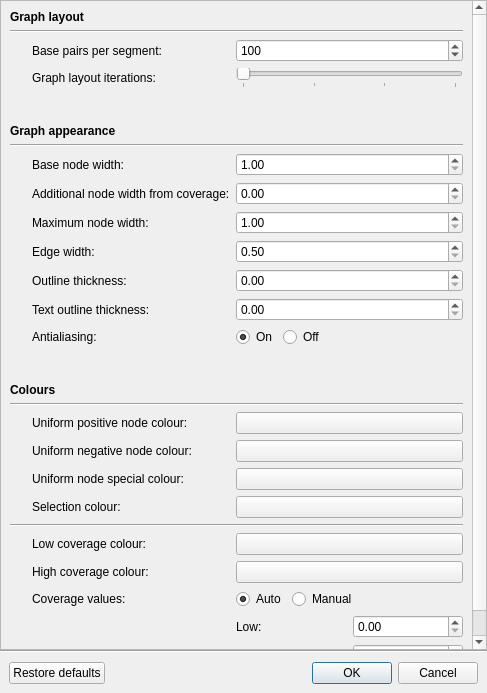
This is ui/settingsdialog.ui in rrwick/Bandage as Qt 5 draws it before an edit. The edited form follows.
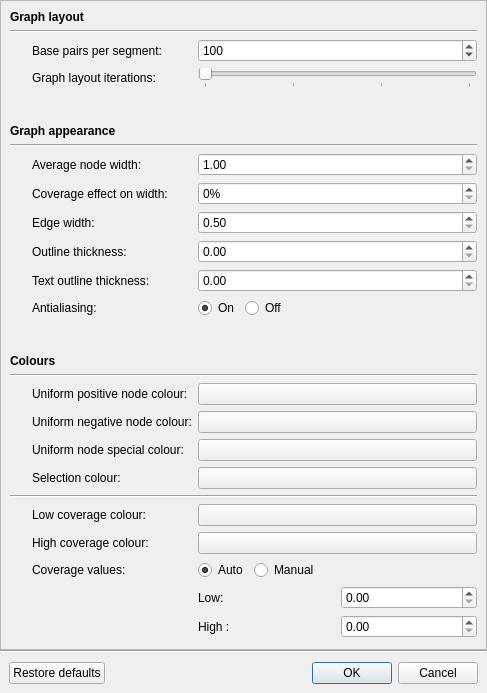
This is the edited form. Custom widgets are drawn as their Qt base class.

Commit message: Simplify node width settings

Patch:
```diff
--- a/ui/settingsdialog.ui
+++ b/ui/settingsdialog.ui
@@ -38,52 +38,211 @@
       <property name="geometry">
        <rect>
         <x>0</x>
-        <y>-217</y>
-        <width>472</width>
-        <height>856</height>
+        <y>0</y>
+        <width>485</width>
+        <height>647</height>
        </rect>
       </property>
       <layout class="QGridLayout" name="gridLayout_2">
-       <item row="2" column="0">
-        <widget class="InfoTextWidget" name="basePairsPerSegmentInfoText" native="true">
-         <property name="sizePolicy">
-          <sizepolicy hsizetype="Fixed" vsizetype="Fixed">
-           <horstretch>0</horstretch>
-           <verstretch>0</verstretch>
-          </sizepolicy>
+       <item row="8" column="2">
+        <widget class="QDoubleSpinBox" name="coverageEffectOnWidthSpinBox">
+         <property name="suffix">
+          <string>%</string>
          </property>
-         <property name="minimumSize">
+         <property name="decimals">
+          <number>0</number>
+         </property>
+         <property name="minimum">
+          <double>0.000000000000000</double>
+         </property>
+         <property name="maximum">
+          <double>100.000000000000000</double>
+         </property>
+        </widget>
+       </item>
+       <item row="1" column="0" colspan="3">
+        <widget class="Line" name="line_3">
+         <property name="orientation">
+          <enum>Qt::Horizontal</enum>
+         </property>
+        </widget>
+       </item>
+       <item row="11" column="1">
+        <widget class="QLabel" name="label_7">
+         <property name="text">
+          <string>Text outline thickness:</string>
+         </property>
+        </widget>
+       </item>
+       <item row="9" column="1">
+        <widget class="QLabel" name="label_5">
+         <property name="text">
+          <string>Edge width:</string>
+         </property>
+        </widget>
+       </item>
+       <item row="9" column="2">
+        <widget class="QDoubleSpinBox" name="edgeWidthSpinBox">
+         <property name="minimum">
+          <double>0.500000000000000</double>
+         </property>
+         <property name="maximum">
+          <double>1000.000000000000000</double>
+         </property>
+         <property name="singleStep">
+          <double>0.500000000000000</double>
+         </property>
+        </widget>
+       </item>
+       <item row="22" column="2">
+        <widget class="QPushButton" name="highCoverageColourButton">
+         <property name="text">
+          <string/>
+         </property>
+        </widget>
+       </item>
+       <item row="16" column="2">
+        <widget class="QPushButton" name="uniformPositiveNodeColourButton">
+         <property name="text">
+          <string/>
+         </property>
+        </widget>
+       </item>
+       <item row="2" column="2">
+        <widget class="QSpinBox" name="basePairsPerSegmentSpinBox">
+         <property name="minimum">
+          <number>1</number>
+         </property>
+         <property name="maximum">
+          <number>1000000</number>
+         </property>
+         <property name="singleStep">
+          <number>100</number>
+         </property>
+         <property name="value">
+          <number>100</number>
+         </property>
+        </widget>
+       </item>
+       <item row="19" column="2">
+        <widget class="QPushButton" name="selectionColourButton">
+         <property name="text">
+          <string/>
+         </property>
+        </widget>
+       </item>
+       <item row="10" column="1">
+        <widget class="QLabel" name="label_6">
+         <property name="text">
+          <string>Outline thickness:</string>
+         </property>
+        </widget>
+       </item>
+       <item row="23" column="1">
+        <widget class="QLabel" name="label_41">
+         <property name="text">
+          <string>Coverage values:</string>
+         </property>
+        </widget>
+       </item>
+       <item row="3" column="2">
+        <widget class="QSlider" name="graphLayoutQualitySlider">
+         <property name="maximum">
+          <number>3</number>
+         </property>
+         <property name="pageStep">
+          <number>1</number>
+         </property>
+         <property name="orientation">
+          <enum>Qt::Horizontal</enum>
+         </property>
+         <property name="tickPosition">
+          <enum>QSlider::TicksBelow</enum>
+         </property>
+        </widget>
+       </item>
+       <item row="2" column="1">
+        <widget class="QLabel" name="label">
+         <property name="text">
+          <string>Base pairs per segment:</string>
+         </property>
+        </widget>
+       </item>
+       <item row="7" column="1">
+        <widget class="QLabel" name="label_2">
+         <property name="text">
+          <string>Average node width:</string>
+         </property>
+        </widget>
+       </item>
+       <item row="16" column="1">
+        <widget class="QLabel" name="label_13">
+         <property name="text">
+          <string>Uniform positive node colour:</string>
+         </property>
+        </widget>
+       </item>
+       <item row="13" column="1">
+        <spacer name="verticalSpacer_3">
+         <property name="orientation">
+          <enum>Qt::Vertical</enum>
+         </property>
+         <property name="sizeType">
+          <enum>QSizePolicy::Fixed</enum>
+         </property>
+         <property name="sizeHint" stdset="0">
           <size>
-           <width>16</width>
-           <height>16</height>
+           <width>20</width>
+           <height>30</height>
           </size>
          </property>
+        </spacer>
+       </item>
+       <item row="17" column="1">
+        <widget class="QLabel" name="label_17">
+         <property name="text">
+          <string>Uniform negative node colour:</string>
+         </property>
         </widget>
        </item>
-       <item row="22" column="1">
+       <item row="6" column="0" colspan="3">
+        <widget class="Line" name="line_2">
+         <property name="orientation">
+          <enum>Qt::Horizontal</enum>
+         </property>
+        </widget>
+       </item>
+       <item row="7" column="2">
+        <widget class="QDoubleSpinBox" name="averageNodeWidthSpinBox">
+         <property name="minimum">
+          <double>1.000000000000000</double>
+         </property>
+         <property name="maximum">
+          <double>1000.000000000000000</double>
+         </property>
+        </widget>
+       </item>
+       <item row="5" column="0" colspan="2">
+        <widget class="QLabel" name="label_8">
+         <property name="font">
+          <font>
+           <weight>75</weight>
+           <bold>true</bold>
+          </font>
+         </property>
+         <property name="text">
+          <string>Graph appearance</string>
+         </property>
+        </widget>
+       </item>
+       <item row="21" column="1">
         <widget class="QLabel" name="label_15">
          <property name="text">
           <string>Low coverage colour:</string>
          </property>
         </widget>
        </item>
-       <item row="3" column="0">
-        <widget class="InfoTextWidget" name="graphLayoutQualityInfoText" native="true">
-         <property name="sizePolicy">
-          <sizepolicy hsizetype="Fixed" vsizetype="Fixed">
-           <horstretch>0</horstretch>
-           <verstretch>0</verstretch>
-          </sizepolicy>
-         </property>
-         <property name="minimumSize">
-          <size>
-           <width>16</width>
-           <height>16</height>
-          </size>
-         </property>
-        </widget>
-       </item>
-       <item row="22" column="2">
+       <item row="21" column="2">
         <widget class="QPushButton" name="lowCoverageColourButton">
          <property name="text">
           <string/>
@@ -113,68 +272,13 @@
          </property>
         </spacer>
        </item>
-       <item row="13" column="2">
-        <widget class="QWidget" name="widget_3" native="true">
-         <layout class="QHBoxLayout" name="horizontalLayout_2">
-          <property name="leftMargin">
-           <number>0</number>
-          </property>
-          <property name="topMargin">
-           <number>0</number>
-          </property>
-          <property name="rightMargin">
-           <number>0</number>
-          </property>
-          <property name="bottomMargin">
-           <number>0</number>
-          </property>
-          <item>
-           <widget class="QRadioButton" name="antialiasingOnRadioButton">
-            <property name="text">
-             <string>On</string>
-            </property>
-            <property name="checked">
-             <bool>true</bool>
-            </property>
-           </widget>
-          </item>
-          <item>
-           <widget class="QRadioButton" name="antialiasingOffRadioButton">
-            <property name="text">
-             <string>Off</string>
-            </property>
-           </widget>
-          </item>
-          <item>
-           <spacer name="horizontalSpacer">
-            <property name="orientation">
-             <enum>Qt::Horizontal</enum>
-            </property>
-            <property name="sizeHint" stdset="0">
-             <size>
-              <width>0</width>
-              <height>20</height>
-             </size>
-            </property>
-           </spacer>
-          </item>
-         </layout>
-        </widget>
-       </item>
-       <item row="20" column="1">
+       <item row="19" column="1">
         <widget class="QLabel" name="label_18">
          <property name="text">
           <string>Selection colour:</string>
          </property>
         </widget>
        </item>
-       <item row="1" column="0" colspan="3">
-        <widget class="Line" name="line_3">
-         <property name="orientation">
-          <enum>Qt::Horizontal</enum>
-         </property>
-        </widget>
-       </item>
        <item row="0" column="0" colspan="3">
         <widget class="QLabel" name="label_9">
          <property name="font">
@@ -188,117 +292,53 @@
          </property>
         </widget>
        </item>
-       <item row="21" column="0" colspan="3">
+       <item row="20" column="0" colspan="3">
         <widget class="Line" name="line_8">
          <property name="orientation">
           <enum>Qt::Horizontal</enum>
          </property>
         </widget>
        </item>
-       <item row="20" column="0">
-        <widget class="InfoTextWidget" name="selectionColourInfoText" native="true">
-         <property name="sizePolicy">
-          <sizepolicy hsizetype="Fixed" vsizetype="Fixed">
-           <horstretch>0</horstretch>
-           <verstretch>0</verstretch>
-          </sizepolicy>
-         </property>
-         <property name="minimumSize">
-          <size>
-           <width>16</width>
-           <height>16</height>
-          </size>
-         </property>
-        </widget>
-       </item>
-       <item row="8" column="0">
-        <widget class="InfoTextWidget" name="coverageContigWidthInfoText" native="true">
-         <property name="sizePolicy">
-          <sizepolicy hsizetype="Fixed" vsizetype="Fixed">
-           <horstretch>0</horstretch>
-           <verstretch>0</verstretch>
-          </sizepolicy>
-         </property>
-         <property name="minimumSize">
-          <size>
-           <width>16</width>
-           <height>16</height>
-          </size>
-         </property>
-        </widget>
-       </item>
-       <item row="9" column="0">
-        <widget class="InfoTextWidget" name="maximumContigWidthInfoText" native="true">
-         <property name="sizePolicy">
-          <sizepolicy hsizetype="Fixed" vsizetype="Fixed">
-           <horstretch>0</horstretch>
-           <verstretch>0</verstretch>
-          </sizepolicy>
-         </property>
-         <property name="minimumSize">
-          <size>
-           <width>16</width>
-           <height>16</height>
-          </size>
-         </property>
-        </widget>
-       </item>
        <item row="8" column="1">
         <widget class="QLabel" name="label_4">
          <property name="text">
-          <string>Additional node width from coverage:</string>
+          <string>Coverage effect on width:</string>
          </property>
         </widget>
        </item>
-       <item row="13" column="1">
+       <item row="12" column="1">
         <widget class="QLabel" name="label_11">
          <property name="text">
           <string>Antialiasing:</string>
          </property>
         </widget>
        </item>
-       <item row="19" column="1">
+       <item row="18" column="1">
         <widget class="QLabel" name="label_14">
          <property name="text">
           <string>Uniform node special colour:</string>
          </property>
         </widget>
        </item>
-       <item row="11" column="2">
+       <item row="10" column="2">
         <widget class="QDoubleSpinBox" name="outlineThicknessSpinBox">
          <property name="maximum">
-          <double>100.000000000000000</double>
+          <double>1000.000000000000000</double>
          </property>
          <property name="singleStep">
           <double>0.250000000000000</double>
          </property>
         </widget>
        </item>
-       <item row="18" column="0">
-        <widget class="InfoTextWidget" name="uniformNegativeNodeColourInfoText" native="true">
-         <property name="sizePolicy">
-          <sizepolicy hsizetype="Fixed" vsizetype="Fixed">
-           <horstretch>0</horstretch>
-           <verstretch>0</verstretch>
-          </sizepolicy>
-         </property>
-         <property name="minimumSize">
-          <size>
-           <width>16</width>
-           <height>16</height>
-          </size>
-         </property>
-        </widget>
-       </item>
-       <item row="18" column="2">
+       <item row="17" column="2">
         <widget class="QPushButton" name="uniformNegativeNodeColourButton">
          <property name="text">
           <string/>
          </property>
         </widget>
        </item>
-       <item row="12" column="0">
-        <widget class="InfoTextWidget" name="textOutlineThicknessInfoText" native="true">
+       <item row="2" column="0">
+        <widget class="InfoTextWidget" name="basePairsPerSegmentInfoText" native="true">
          <property name="sizePolicy">
           <sizepolicy hsizetype="Fixed" vsizetype="Fixed">
            <horstretch>0</horstretch>
@@ -313,14 +353,135 @@
          </property>
         </widget>
        </item>
-       <item row="12" column="1">
-        <widget class="QLabel" name="label_7">
-         <property name="text">
-          <string>Text outline thickness:</string>
+       <item row="3" column="0">
+        <widget class="InfoTextWidget" name="graphLayoutQualityInfoText" native="true">
+         <property name="sizePolicy">
+          <sizepolicy hsizetype="Fixed" vsizetype="Fixed">
+           <horstretch>0</horstretch>
+           <verstretch>0</verstretch>
+          </sizepolicy>
          </property>
+         <property name="minimumSize">
+          <size>
+           <width>16</width>
+           <height>16</height>
+          </size>
+         </property>
+        </widget>
+       </item>
+       <item row="12" column="2">
+        <widget class="QWidget" name="widget_3" native="true">
+         <layout class="QHBoxLayout" name="horizontalLayout_2">
+          <property name="leftMargin">
+           <number>0</number>
+          </property>
+          <property name="topMargin">
+           <number>0</number>
+          </property>
+          <property name="rightMargin">
+           <number>0</number>
+          </property>
+          <property name="bottomMargin">
+           <number>0</number>
+          </property>
+          <item>
+           <widget class="QRadioButton" name="antialiasingOnRadioButton">
+            <property name="text">
+             <string>On</string>
+            </property>
+            <property name="checked">
+             <bool>true</bool>
+            </property>
+           </widget>
+          </item>
+          <item>
+           <widget class="QRadioButton" name="antialiasingOffRadioButton">
+            <property name="text">
+             <string>Off</string>
+            </property>
+           </widget>
+          </item>
+          <item>
+           <spacer name="horizontalSpacer">
+            <property name="orientation">
+             <enum>Qt::Horizontal</enum>
+            </property>
+            <property name="sizeHint" stdset="0">
+             <size>
+              <width>0</width>
+              <height>20</height>
+             </size>
+            </property>
+           </spacer>
+          </item>
+         </layout>
         </widget>
        </item>
        <item row="19" column="0">
+        <widget class="InfoTextWidget" name="selectionColourInfoText" native="true">
+         <property name="sizePolicy">
+          <sizepolicy hsizetype="Fixed" vsizetype="Fixed">
+           <horstretch>0</horstretch>
+           <verstretch>0</verstretch>
+          </sizepolicy>
+         </property>
+         <property name="minimumSize">
+          <size>
+           <width>16</width>
+           <height>16</height>
+          </size>
+         </property>
+        </widget>
+       </item>
+       <item row="8" column="0">
+        <widget class="InfoTextWidget" name="coverageEffectOnWidthInfoText" native="true">
+         <property name="sizePolicy">
+          <sizepolicy hsizetype="Fixed" vsizetype="Fixed">
+           <horstretch>0</horstretch>
+           <verstretch>0</verstretch>
+          </sizepolicy>
+         </property>
+         <property name="minimumSize">
+          <size>
+           <width>16</width>
+           <height>16</height>
+          </size>
+         </property>
+        </widget>
+       </item>
+       <item row="17" column="0">
+        <widget class="InfoTextWidget" name="uniformNegativeNodeColourInfoText" native="true">
+         <property name="sizePolicy">
+          <sizepolicy hsizetype="Fixed" vsizetype="Fixed">
+           <horstretch>0</horstretch>
+           <verstretch>0</verstretch>
+          </sizepolicy>
+         </property>
+         <property name="minimumSize">
+          <size>
+           <width>16</width>
+           <height>16</height>
+          </size>
+         </property>
+        </widget>
+       </item>
+       <item row="11" column="0">
+        <widget class="InfoTextWidget" name="textOutlineThicknessInfoText" native="true">
+         <property name="sizePolicy">
+          <sizepolicy hsizetype="Fixed" vsizetype="Fixed">
+           <horstretch>0</horstretch>
+           <verstretch>0</verstretch>
+          </sizepolicy>
+         </property>
+         <property name="minimumSize">
+          <size>
+           <width>16</width>
+           <height>16</height>
+          </size>
+         </property>
+        </widget>
+       </item>
+       <item row="18" column="0">
         <widget class="InfoTextWidget" name="uniformNodeSpecialColourInfoText" native="true">
          <property name="sizePolicy">
           <sizepolicy hsizetype="Fixed" vsizetype="Fixed">
@@ -336,34 +497,7 @@
          </property>
         </widget>
        </item>
-       <item row="9" column="1">
-        <widget class="QLabel" name="label_10">
-         <property name="text">
-          <string>Maximum node width:</string>
-         </property>
-        </widget>
-       </item>
-       <item row="10" column="1">
-        <widget class="QLabel" name="label_5">
-         <property name="text">
-          <string>Edge width:</string>
-         </property>
-        </widget>
-       </item>
-       <item row="10" column="2">
-        <widget class="QDoubleSpinBox" name="edgeWidthSpinBox">
-         <property name="minimum">
-          <double>0.500000000000000</double>
-         </property>
-         <property name="maximum">
-          <double>100.000000000000000</double>
-         </property>
-         <property name="singleStep">
-          <double>0.500000000000000</double>
-         </property>
-        </widget>
-       </item>
-       <item row="25" column="2">
+       <item row="24" column="2">
         <widget class="QWidget" name="widget" native="true">
          <layout class="QHBoxLayout" name="horizontalLayout_4">
           <property name="leftMargin">
@@ -398,7 +532,7 @@
          </layout>
         </widget>
        </item>
-       <item row="11" column="0">
+       <item row="10" column="0">
         <widget class="InfoTextWidget" name="outlineThicknessInfoText" native="true">
          <property name="sizePolicy">
           <sizepolicy hsizetype="Fixed" vsizetype="Fixed">
@@ -414,7 +548,7 @@
          </property>
         </widget>
        </item>
-       <item row="13" column="0">
+       <item row="12" column="0">
         <widget class="InfoTextWidget" name="antialiasingInfoText" native="true">
          <property name="sizePolicy">
           <sizepolicy hsizetype="Fixed" vsizetype="Fixed">
@@ -431,60 +565,6 @@
         </widget>
        </item>
        <item row="23" column="2">
-        <widget class="QPushButton" name="highCoverageColourButton">
-         <property name="text">
-          <string/>
-         </property>
-        </widget>
-       </item>
-       <item row="17" column="2">
-        <widget class="QPushButton" name="uniformPositiveNodeColourButton">
-         <property name="text">
-          <string/>
-         </property>
-        </widget>
-       </item>
-       <item row="2" column="2">
-        <widget class="QSpinBox" name="basePairsPerSegmentSpinBox">
-         <property name="minimum">
-          <number>1</number>
-         </property>
-         <property name="maximum">
-          <number>1000000</number>
-         </property>
-         <property name="singleStep">
-          <number>100</number>
-         </property>
-         <property name="value">
-          <number>100</number>
-         </property>
-        </widget>
-       </item>
-       <item row="20" column="2">
-        <widget class="QPushButton" name="selectionColourButton">
-         <property name="text">
-          <string/>
-         </property>
-        </widget>
-       </item>
-       <item row="11" column="1">
-        <widget class="QLabel" name="label_6">
-         <property name="text">
-          <string>Outline thickness:</string>
-         </property>
-        </widget>
-       </item>
-       <item row="9" column="2">
-        <widget class="QDoubleSpinBox" name="maximumContigWidthSpinBox">
-         <property name="minimum">
-          <double>1.000000000000000</double>
-         </property>
-         <property name="maximum">
-          <double>1000.000000000000000</double>
-         </property>
-        </widget>
-       </item>
-       <item row="24" column="2">
         <widget class="QWidget" name="widget_4" native="true">
          <layout class="QHBoxLayout" name="horizontalLayout_3">
           <property name="leftMargin">
@@ -532,7 +612,7 @@
          </layout>
         </widget>
        </item>
-       <item row="10" column="0">
+       <item row="9" column="0">
         <widget class="InfoTextWidget" name="edgeWidthInfoText" native="true">
          <property name="sizePolicy">
           <sizepolicy hsizetype="Fixed" vsizetype="Fixed">
@@ -548,7 +628,7 @@
          </property>
         </widget>
        </item>
-       <item row="17" column="0">
+       <item row="16" column="0">
         <widget class="InfoTextWidget" name="uniformPositiveNodeColourInfoText" native="true">
          <property name="sizePolicy">
           <sizepolicy hsizetype="Fixed" vsizetype="Fixed">
@@ -564,7 +644,7 @@
          </property>
         </widget>
        </item>
-       <item row="24" column="0">
+       <item row="23" column="0">
         <widget class="InfoTextWidget" name="coverageValuesInfoText" native="true">
          <property name="sizePolicy">
           <sizepolicy hsizetype="Fixed" vsizetype="Fixed">
@@ -580,7 +660,7 @@
          </property>
         </widget>
        </item>
-       <item row="22" column="0">
+       <item row="21" column="0">
         <widget class="InfoTextWidget" name="lowCoverageColourInfoText" native="true">
          <property name="sizePolicy">
           <sizepolicy hsizetype="Fixed" vsizetype="Fixed">
@@ -596,14 +676,7 @@
          </property>
         </widget>
        </item>
-       <item row="24" column="1">
-        <widget class="QLabel" name="label_41">
-         <property name="text">
-          <string>Coverage values:</string>
-         </property>
-        </widget>
-       </item>
-       <item row="23" column="0">
+       <item row="22" column="0">
         <widget class="InfoTextWidget" name="highCoverageColourInfoText" native="true">
          <property name="sizePolicy">
           <sizepolicy hsizetype="Fixed" vsizetype="Fixed">
@@ -619,147 +692,82 @@
          </property>
         </widget>
        </item>
-       <item row="3" column="2">
-        <widget class="QSlider" name="graphLayoutQualitySlider">
-         <property name="maximum">
-          <number>3</number>
+       <item row="7" column="0">
+        <widget class="InfoTextWidget" name="averageNodeWidthInfoText" native="true">
+         <property name="sizePolicy">
+          <sizepolicy hsizetype="Fixed" vsizetype="Fixed">
+           <horstretch>0</horstretch>
+           <verstretch>0</verstretch>
+          </sizepolicy>
          </property>
-         <property name="pageStep">
-          <number>1</number>
-         </property>
-         <property name="orientation">
-          <enum>Qt::Horizontal</enum>
-         </property>
-         <property name="tickPosition">
-          <enum>QSlider::TicksBelow</enum>
-         </property>
-        </widget>
-       </item>
-       <item row="2" column="1">
-        <widget class="QLabel" name="label">
-         <property name="text">
-          <string>Base pairs per segment:</string>
-         </property>
-        </widget>
-       </item>
-       <item row="7" column="1">
-        <widget class="QLabel" name="label_2">
-         <property name="text">
-          <string>Base node width:</string>
-         </property>
-        </widget>
-       </item>
-       <item row="17" column="1">
-        <widget class="QLabel" name="label_13">
-         <property name="text">
-          <string>Uniform positive node colour:</string>
-         </property>
-        </widget>
-       </item>
-       <item row="14" column="1">
-        <spacer name="verticalSpacer_3">
-         <property name="orientation">
-          <enum>Qt::Vertical</enum>
-         </property>
-         <property name="sizeType">
-          <enum>QSizePolicy::Fixed</enum>
-         </property>
-         <property name="sizeHint" stdset="0">
+         <property name="minimumSize">
           <size>
-           <width>20</width>
-           <height>30</height>
+           <width>16</width>
+           <height>16</height>
           </size>
          </property>
-        </spacer>
-       </item>
-       <item row="18" column="1">
-        <widget class="QLabel" name="label_17">
-         <property name="text">
-          <string>Uniform negative node colour:</string>
-         </property>
         </widget>
        </item>
-       <item row="6" column="0" colspan="3">
-        <widget class="Line" name="line_2">
-         <property name="orientation">
-          <enum>Qt::Horizontal</enum>
-         </property>
+       <item row="27" column="2">
+        <widget class="QWidget" name="widget_5" native="true">
+         <layout class="QHBoxLayout" name="horizontalLayout_5">
+          <property name="leftMargin">
+           <number>0</number>
+          </property>
+          <property name="topMargin">
+           <number>0</number>
+          </property>
+          <property name="rightMargin">
+           <number>0</number>
+          </property>
+          <property name="bottomMargin">
+           <number>0</number>
+          </property>
+          <item>
+           <widget class="QLabel" name="highCoverageValueLabel">
+            <property name="text">
+             <string>High :</string>
+            </property>
+           </widget>
+          </item>
+          <item>
+           <widget class="QDoubleSpinBox" name="highCoverageValueSpinBox">
+            <property name="maximum">
+             <double>1000000.000000000000000</double>
+            </property>
+            <property name="singleStep">
+             <double>1.000000000000000</double>
+            </property>
+           </widget>
+          </item>
+         </layout>
         </widget>
        </item>
-       <item row="7" column="2">
-        <widget class="QDoubleSpinBox" name="minimumContigWidthSpinBox">
-         <property name="minimum">
-          <double>1.000000000000000</double>
-         </property>
-         <property name="maximum">
-          <double>100.000000000000000</double>
-         </property>
-        </widget>
-       </item>
-       <item row="5" column="0" colspan="2">
-        <widget class="QLabel" name="label_8">
-         <property name="font">
-          <font>
-           <weight>75</weight>
-           <bold>true</bold>
-          </font>
-         </property>
-         <property name="text">
-          <string>Graph appearance</string>
-         </property>
-        </widget>
-       </item>
-       <item row="8" column="2">
-        <widget class="QDoubleSpinBox" name="coverageContigWidthSpinBox">
-         <property name="minimum">
-          <double>0.000000000000000</double>
-         </property>
-         <property name="maximum">
-          <double>100.000000000000000</double>
-         </property>
-        </widget>
-       </item>
-       <item row="12" column="2">
+       <item row="11" column="2">
         <widget class="QDoubleSpinBox" name="textOutlineThicknessSpinBox">
          <property name="maximum">
-          <double>100.000000000000000</double>
+          <double>1000.000000000000000</double>
          </property>
          <property name="singleStep">
           <double>0.500000000000000</double>
          </property>
         </widget>
        </item>
-       <item row="23" column="1">
+       <item row="22" column="1">
         <widget class="QLabel" name="label_16">
          <property name="text">
           <string>High coverage colour:</string>
          </property>
         </widget>
        </item>
-       <item row="16" column="0" colspan="3">
+       <item row="15" column="0" colspan="3">
         <widget class="Line" name="line_4">
          <property name="orientation">
           <enum>Qt::Horizontal</enum>
          </property>
         </widget>
        </item>
-       <item row="7" column="0">
-        <widget class="InfoTextWidget" name="minimumContigWidthInfoText" native="true">
-         <property name="sizePolicy">
-          <sizepolicy hsizetype="Fixed" vsizetype="Fixed">
-           <horstretch>0</horstretch>
-           <verstretch>0</verstretch>
-          </sizepolicy>
-         </property>
-         <property name="minimumSize">
-          <size>
-           <width>16</width>
-           <height>16</height>
-          </size>
-         </property>
-        </widget>
-       </item>
-       <item row="15" column="0" colspan="2">
+       <item row="14" column="0" colspan="2">
         <widget class="QLabel" name="label_12">
          <property name="font">
           <font>
@@ -772,7 +780,7 @@
          </property>
         </widget>
        </item>
-       <item row="32" column="1">
+       <item row="31" column="1">
         <spacer name="verticalSpacer">
          <property name="orientation">
           <enum>Qt::Vertical</enum>
@@ -785,48 +793,13 @@
          </property>
         </spacer>
        </item>
-       <item row="19" column="2">
+       <item row="18" column="2">
         <widget class="QPushButton" name="uniformNodeSpecialColourButton">
          <property name="text">
           <string/>
          </property>
         </widget>
        </item>
-       <item row="28" column="2">
-        <widget class="QWidget" name="widget_5" native="true">
-         <layout class="QHBoxLayout" name="horizontalLayout_5">
-          <property name="leftMargin">
-           <number>0</number>
-          </property>
-          <property name="topMargin">
-           <number>0</number>
-          </property>
-          <property name="rightMargin">
-           <number>0</number>
-          </property>
-          <property name="bottomMargin">
-           <number>0</number>
-          </property>
-          <item>
-           <widget class="QLabel" name="highCoverageValueLabel">
-            <property name="text">
-             <string>High :</string>
-            </property>
-           </widget>
-          </item>
-          <item>
-           <widget class="QDoubleSpinBox" name="highCoverageValueSpinBox">
-            <property name="maximum">
-             <double>1000000.000000000000000</double>
-            </property>
-            <property name="singleStep">
-             <double>1.000000000000000</double>
-            </property>
-           </widget>
-          </item>
-         </layout>
-        </widget>
-       </item>
       </layout>
      </widget>
     </widget>
```
Left out of the diff: 2 changed lines with no effect on the pictures. The commit also changes 9 other files.
